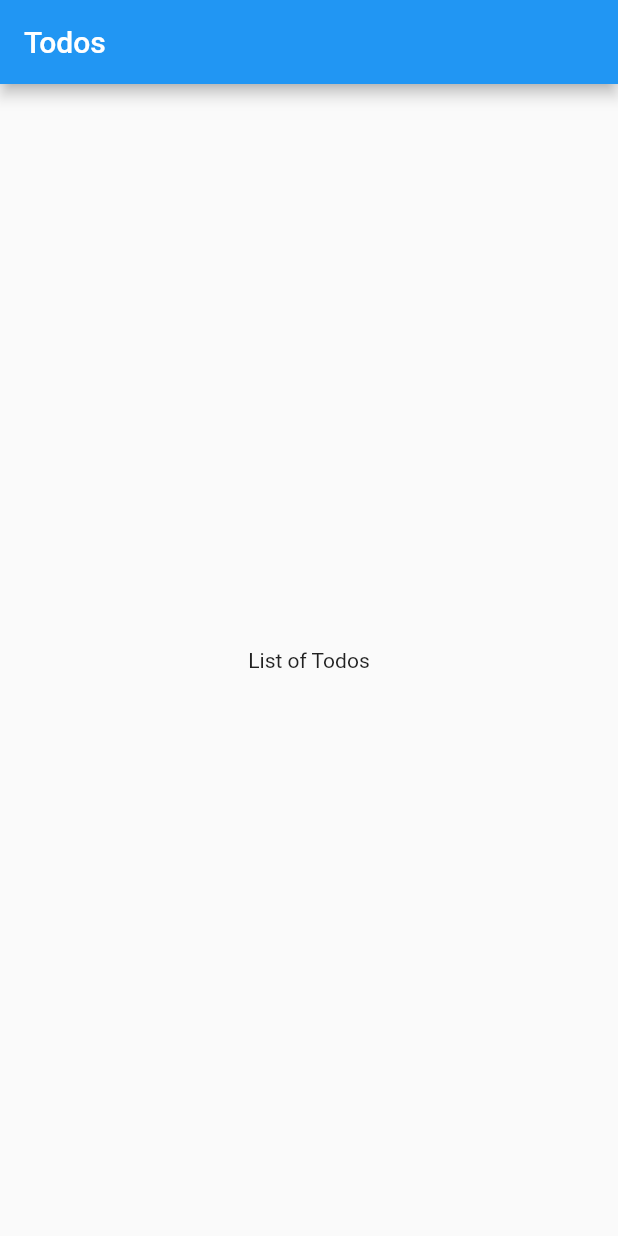
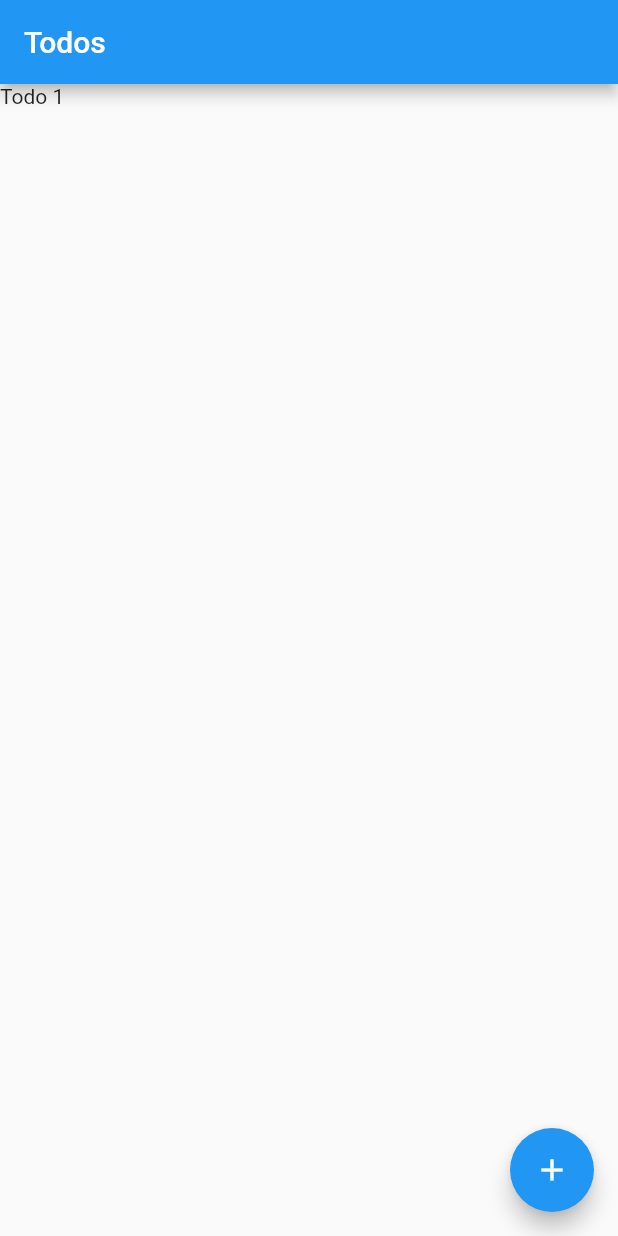
Before and after one commit to hareeshbabu82ns/flt_todos, a Flutter app: the screen it shows after launch, on a phone screen of 412 x 824 dp. Run offline on Flutter 3.47's test engine with Material 2 defaults, Android fonts, the phone set to English and light mode, and no system bars; our stand-ins replace flutter_redux, redux.

Commit message:
Redux - TODO ADD

```diff
--- a/lib/main.dart
+++ b/lib/main.dart
@@ -1,19 +1,27 @@
 import 'package:flutter/material.dart';
+import 'package:redux/redux.dart';
+import 'package:flutter_redux/flutter_redux.dart';
+
+import './screens/todos_list_screen.dart';
+import './models/app_state_ducs.dart';
+import './models/todo.dart';
 
 void main() => runApp(MyApp());
 
 class MyApp extends StatelessWidget {
+  final store = Store(
+    appReducer,
+    initialState: AppState(todos: [
+      Todo(id: 1, title: 'Todo 1'),
+    ]),
+  );
   @override
   Widget build(BuildContext context) {
-    return MaterialApp(
-      title: 'Todos App',
-      home: Scaffold(
-        appBar: AppBar(
-          title: Text('Todos'),
-        ),
-        body: Center(
-          child: Text('List of Todos'),
-        ),
+    return StoreProvider(
+      store: store,
+      child: MaterialApp(
+        title: 'Todos App',
+        home: TodosListScreen(),
       ),
     );
   }
--- /dev/null
+++ b/lib/models/app_state.dart
@@ -0,0 +1,32 @@
+import 'todo.dart';
+
+class AppState {
+  final List<Todo> todos;
+
+  AppState({
+    this.todos = const [],
+  });
+
+  AppState copyWith({
+    List<Todo> todos,
+  }) {
+    return new AppState(
+      todos: todos ?? this.todos,
+    );
+  }
+
+  @override
+  int get hashCode => todos.hashCode;
+
+  @override
+  bool operator ==(Object other) =>
+      identical(this, other) ||
+      other is AppState &&
+          runtimeType == other.runtimeType &&
+          todos == other.todos;
+
+  @override
+  String toString() {
+    return 'AppState{todos: $todos}';
+  }
+}
--- /dev/null
+++ b/lib/models/app_state_ducs.dart
@@ -0,0 +1,10 @@
+import 'todo_ducs.dart';
+import 'app_state.dart';
+
+export 'app_state.dart';
+
+AppState appReducer(AppState state, action) {
+  return AppState(
+    todos: todosReducer(state.todos, action),
+  );
+}
--- /dev/null
+++ b/lib/models/todo.dart
@@ -0,0 +1,24 @@
+import 'dart:convert';
+
+import 'package:meta/meta.dart';
+
+class Todo {
+  final int id;
+  final String title;
+  final bool done;
+
+  Todo({
+    @required this.id,
+    @required this.title,
+    this.done = false,
+  });
+
+  Todo fromJson(String jsonData) {
+    final Map<String, dynamic> data = json.decode(jsonData);
+    return Todo(
+      id: data['id'],
+      title: data['title'],
+      done: data['done'],
+    );
+  }
+}
--- /dev/null
+++ b/lib/models/todo_ducs.dart
@@ -0,0 +1,16 @@
+import 'package:redux/redux.dart';
+
+import 'todo.dart';
+
+final todosReducer = combineReducers<List<Todo>>([
+  new TypedReducer<List<Todo>, AddTodoAction>(_addTodo),
+]);
+
+class AddTodoAction {
+  final Todo todo;
+  AddTodoAction(this.todo);
+}
+
+List<Todo> _addTodo(List<Todo> todos, AddTodoAction action) {
+  return List.from(todos)..add(action.todo);
+}
--- /dev/null
+++ b/lib/screens/todos_list_screen.dart
@@ -0,0 +1,56 @@
+import 'package:flutter/material.dart';
+import 'package:flutter_redux/flutter_redux.dart';
+
+import '../models/todo.dart';
+import '../models/todo_ducs.dart';
+
+import '../models/app_state.dart';
+
+class TodosListScreen extends StatelessWidget {
+  Widget _buildTodosList() {
+    return StoreConnector<AppState, List<Todo>>(
+      converter: (store) => store.state.todos,
+      builder: (context, List<Todo> todos) {
+        if (todos.length == 0)
+          return Center(
+            child: Text('List of Todos'),
+          );
+        return ListView.builder(
+          itemCount: todos.length,
+          itemBuilder: (BuildContext contex, index) {
+            return Text('${todos[index].title}');
+          },
+        );
+      },
+    );
+  }
+
+  @override
+  Widget build(BuildContext context) {
+    return Scaffold(
+      appBar: AppBar(
+        title: Text('Todos'),
+      ),
+      body: _buildTodosList(),
+      floatingActionButton: TodoAddFloatingButton(),
+    );
+  }
+}
+
+class TodoAddFloatingButton extends StatelessWidget {
+  @override
+  Widget build(BuildContext context) {
+    return StoreConnector<AppState, VoidCallback>(
+      converter: (store) {
+        return () =>
+            store.dispatch(AddTodoAction(Todo(id: 2, title: 'Todo 2')));
+      },
+      builder: (context, callback) {
+        return FloatingActionButton(
+          onPressed: callback,
+          child: Icon(Icons.add),
+        );
+      },
+    );
+  }
+}
--- a/pubspec.yaml
+++ b/pubspec.yaml
@@ -19,6 +19,8 @@ dependencies:
   # The following adds the Cupertino Icons font to your application.
   # Use with the CupertinoIcons class for iOS style icons.
   cupertino_icons: ^0.1.2
+
+  flutter_redux: ^0.5.2
 
 dev_dependencies:
   flutter_test:
```
